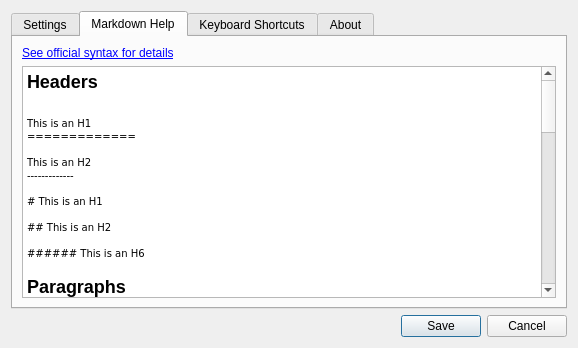
Old version of the form Motome/Views/SettingsDialog.ui in the repository akehrer/Motome.
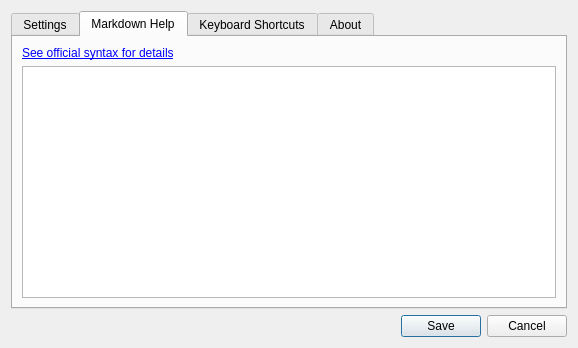
New version of the form. The open tabs and pages were chosen to show the change. Icons and pictures are not drawn.

Commit message: Saving happens through NoteModel now Using HTML abilities of TextBrowser to show links in the editor Switched from tab view to stacked view for editor/preview/diff Added logging Embedded the Computer Modern fonts

```diff
--- a/Motome/Views/SettingsDialog.ui
+++ b/Motome/Views/SettingsDialog.ui
@@ -137,59 +137,6 @@
          <property name="readOnly">
           <bool>true</bool>
          </property>
-         <property name="html">
-          <string>&lt;!DOCTYPE HTML PUBLIC &quot;-//W3C//DTD HTML 4.0//EN&quot; &quot;http://www.w3.org/TR/REC-html40/strict.dtd&quot;&gt;
-&lt;html&gt;&lt;head&gt;&lt;meta name=&quot;qrichtext&quot; content=&quot;1&quot; /&gt;&lt;title&gt;Markdown Help&lt;/title&gt;&lt;style type=&quot;text/css&quot;&gt;
-p, li { white-space: pre-wrap; }
-&lt;/style&gt;&lt;/head&gt;&lt;body style=&quot; font-family:'MS Shell Dlg 2'; font-size:7.8pt; font-weight:400; font-style:normal;&quot;&gt;
-&lt;p style=&quot; margin-top:16px; margin-bottom:12px; margin-left:0px; margin-right:0px; -qt-block-indent:0; text-indent:0px;&quot;&gt;&lt;span style=&quot; font-size:x-large; font-weight:600;&quot;&gt;Headers&lt;/span&gt; &lt;/p&gt;
-&lt;pre style=&quot;-qt-paragraph-type:empty; margin-top:12px; margin-bottom:0px; margin-left:0px; margin-right:0px; -qt-block-indent:0; text-indent:0px; font-family:'Courier New,courier';&quot;&gt;&lt;br /&gt;&lt;/pre&gt;
-&lt;pre style=&quot; margin-top:0px; margin-bottom:0px; margin-left:0px; margin-right:0px; -qt-block-indent:0; text-indent:0px;&quot;&gt;&lt;span style=&quot; font-family:'Courier New,courier';&quot;&gt;This is an H1&lt;/span&gt;&lt;/pre&gt;
-&lt;pre style=&quot; margin-top:0px; margin-bottom:0px; margin-left:0px; margin-right:0px; -qt-block-indent:0; text-indent:0px;&quot;&gt;&lt;span style=&quot; font-family:'Courier New,courier';&quot;&gt;=============&lt;/span&gt;&lt;/pre&gt;
-&lt;pre style=&quot;-qt-paragraph-type:empty; margin-top:0px; margin-bottom:0px; margin-left:0px; margin-right:0px; -qt-block-indent:0; text-indent:0px; font-family:'Courier New,courier';&quot;&gt;&lt;br /&gt;&lt;/pre&gt;
-&lt;pre style=&quot; margin-top:0px; margin-bottom:0px; margin-left:0px; margin-right:0px; -qt-block-indent:0; text-indent:0px;&quot;&gt;&lt;span style=&quot; font-family:'Courier New,courier';&quot;&gt;This is an H2&lt;/span&gt;&lt;/pre&gt;
-&lt;pre style=&quot; margin-top:0px; margin-bottom:0px; margin-left:0px; margin-right:0px; -qt-block-indent:0; text-indent:0px;&quot;&gt;&lt;span style=&quot; font-family:'Courier New,courier';&quot;&gt;-------------&lt;/span&gt;&lt;/pre&gt;
-&lt;pre style=&quot;-qt-paragraph-type:empty; margin-top:0px; margin-bottom:0px; margin-left:0px; margin-right:0px; -qt-block-indent:0; text-indent:0px; font-family:'Courier New,courier';&quot;&gt;&lt;br /&gt;&lt;/pre&gt;
-&lt;pre style=&quot; margin-top:0px; margin-bottom:0px; margin-left:0px; margin-right:0px; -qt-block-indent:0; text-indent:0px;&quot;&gt;&lt;span style=&quot; font-family:'Courier New,courier';&quot;&gt;# This is an H1&lt;/span&gt;&lt;/pre&gt;
-&lt;pre style=&quot;-qt-paragraph-type:empty; margin-top:0px; margin-bottom:0px; margin-left:0px; margin-right:0px; -qt-block-indent:0; text-indent:0px; font-family:'Courier New,courier';&quot;&gt;&lt;br /&gt;&lt;/pre&gt;
-&lt;pre style=&quot; margin-top:0px; margin-bottom:0px; margin-left:0px; margin-right:0px; -qt-block-indent:0; text-indent:0px;&quot;&gt;&lt;span style=&quot; font-family:'Courier New,courier';&quot;&gt;## This is an H2&lt;/span&gt;&lt;/pre&gt;
-&lt;pre style=&quot;-qt-paragraph-type:empty; margin-top:0px; margin-bottom:0px; margin-left:0px; margin-right:0px; -qt-block-indent:0; text-indent:0px; font-family:'Courier New,courier';&quot;&gt;&lt;br /&gt;&lt;/pre&gt;
-&lt;pre style=&quot; margin-top:0px; margin-bottom:12px; margin-left:0px; margin-right:0px; -qt-block-indent:0; text-indent:0px;&quot;&gt;&lt;span style=&quot; font-family:'Courier New,courier';&quot;&gt;###### This is an H6&lt;/span&gt; &lt;/pre&gt;
-&lt;p style=&quot; margin-top:16px; margin-bottom:12px; margin-left:0px; margin-right:0px; -qt-block-indent:0; text-indent:0px;&quot;&gt;&lt;span style=&quot; font-size:x-large; font-weight:600;&quot;&gt;Paragraphs&lt;/span&gt; &lt;/p&gt;
-&lt;p style=&quot; margin-top:12px; margin-bottom:12px; margin-left:0px; margin-right:0px; -qt-block-indent:0; text-indent:0px;&quot;&gt;A paragraph is simply one or more consecutive lines of text, separated by one or more blank lines. &lt;/p&gt;
-&lt;p style=&quot; margin-top:16px; margin-bottom:12px; margin-left:0px; margin-right:0px; -qt-block-indent:0; text-indent:0px;&quot;&gt;&lt;span style=&quot; font-size:x-large; font-weight:600;&quot;&gt;Emphasis&lt;/span&gt; &lt;/p&gt;
-&lt;p style=&quot; margin-top:12px; margin-bottom:12px; margin-left:0px; margin-right:0px; -qt-block-indent:0; text-indent:0px;&quot;&gt;&lt;span style=&quot; font-size:medium; font-weight:600;&quot;&gt;Italics&lt;/span&gt; &lt;/p&gt;
-&lt;pre style=&quot;-qt-paragraph-type:empty; margin-top:12px; margin-bottom:0px; margin-left:0px; margin-right:0px; -qt-block-indent:0; text-indent:0px; font-family:'Courier New,courier';&quot;&gt;&lt;br /&gt;&lt;/pre&gt;
-&lt;pre style=&quot; margin-top:0px; margin-bottom:0px; margin-left:0px; margin-right:0px; -qt-block-indent:0; text-indent:0px;&quot;&gt;&lt;span style=&quot; font-family:'Courier New,courier';&quot;&gt;*single asterisks*&lt;/span&gt;&lt;/pre&gt;
-&lt;pre style=&quot;-qt-paragraph-type:empty; margin-top:0px; margin-bottom:0px; margin-left:0px; margin-right:0px; -qt-block-indent:0; text-indent:0px; font-family:'Courier New,courier';&quot;&gt;&lt;br /&gt;&lt;/pre&gt;
-&lt;pre style=&quot; margin-top:0px; margin-bottom:12px; margin-left:0px; margin-right:0px; -qt-block-indent:0; text-indent:0px;&quot;&gt;&lt;span style=&quot; font-family:'Courier New,courier';&quot;&gt;_single underscores_&lt;/span&gt; &lt;/pre&gt;
-&lt;p style=&quot; margin-top:12px; margin-bottom:12px; margin-left:0px; margin-right:0px; -qt-block-indent:0; text-indent:0px;&quot;&gt;&lt;span style=&quot; font-size:medium; font-weight:600;&quot;&gt;Bold&lt;/span&gt; &lt;/p&gt;
-&lt;pre style=&quot;-qt-paragraph-type:empty; margin-top:12px; margin-bottom:0px; margin-left:0px; margin-right:0px; -qt-block-indent:0; text-indent:0px; font-family:'Courier New,courier';&quot;&gt;&lt;br /&gt;&lt;/pre&gt;
-&lt;pre style=&quot; margin-top:0px; margin-bottom:0px; margin-left:0px; margin-right:0px; -qt-block-indent:0; text-indent:0px;&quot;&gt;&lt;span style=&quot; font-family:'Courier New,courier';&quot;&gt;**double asterisks**&lt;/span&gt;&lt;/pre&gt;
-&lt;pre style=&quot;-qt-paragraph-type:empty; margin-top:0px; margin-bottom:0px; margin-left:0px; margin-right:0px; -qt-block-indent:0; text-indent:0px; font-family:'Courier New,courier';&quot;&gt;&lt;br /&gt;&lt;/pre&gt;
-&lt;pre style=&quot; margin-top:0px; margin-bottom:12px; margin-left:0px; margin-right:0px; -qt-block-indent:0; text-indent:0px;&quot;&gt;&lt;span style=&quot; font-family:'Courier New,courier';&quot;&gt;__double underscores__&lt;/span&gt; &lt;/pre&gt;
-&lt;p style=&quot; margin-top:16px; margin-bottom:12px; margin-left:0px; margin-right:0px; -qt-block-indent:0; text-indent:0px;&quot;&gt;&lt;span style=&quot; font-size:x-large; font-weight:600;&quot;&gt;Links&lt;/span&gt; &lt;/p&gt;
-&lt;pre style=&quot;-qt-paragraph-type:empty; margin-top:12px; margin-bottom:0px; margin-left:0px; margin-right:0px; -qt-block-indent:0; text-indent:0px; font-family:'Courier New,courier';&quot;&gt;&lt;br /&gt;&lt;/pre&gt;
-&lt;pre style=&quot; margin-top:0px; margin-bottom:0px; margin-left:0px; margin-right:0px; -qt-block-indent:0; text-indent:0px;&quot;&gt;&lt;span style=&quot; font-family:'Courier New,courier';&quot;&gt;This is [an example](http://example.com/ &amp;quot;Title&amp;quot;) inline link.&lt;/span&gt;&lt;/pre&gt;
-&lt;pre style=&quot;-qt-paragraph-type:empty; margin-top:0px; margin-bottom:0px; margin-left:0px; margin-right:0px; -qt-block-indent:0; text-indent:0px; font-family:'Courier New,courier';&quot;&gt;&lt;br /&gt;&lt;/pre&gt;
-&lt;pre style=&quot; margin-top:0px; margin-bottom:12px; margin-left:0px; margin-right:0px; -qt-block-indent:0; text-indent:0px;&quot;&gt;&lt;span style=&quot; font-family:'Courier New,courier';&quot;&gt;[This link](http://example.net/) has no title attribute.&lt;/span&gt; &lt;/pre&gt;
-&lt;p style=&quot; margin-top:16px; margin-bottom:12px; margin-left:0px; margin-right:0px; -qt-block-indent:0; text-indent:0px;&quot;&gt;&lt;span style=&quot; font-size:x-large; font-weight:600;&quot;&gt;Lists&lt;/span&gt; &lt;/p&gt;
-&lt;p style=&quot; margin-top:12px; margin-bottom:12px; margin-left:0px; margin-right:0px; -qt-block-indent:0; text-indent:0px;&quot;&gt;&lt;span style=&quot; font-size:medium; font-weight:600;&quot;&gt;Bullet&lt;/span&gt; &lt;/p&gt;
-&lt;pre style=&quot;-qt-paragraph-type:empty; margin-top:12px; margin-bottom:0px; margin-left:0px; margin-right:0px; -qt-block-indent:0; text-indent:0px; font-family:'Courier New,courier';&quot;&gt;&lt;br /&gt;&lt;/pre&gt;
-&lt;pre style=&quot; margin-top:0px; margin-bottom:0px; margin-left:0px; margin-right:0px; -qt-block-indent:0; text-indent:0px;&quot;&gt;&lt;span style=&quot; font-family:'Courier New,courier';&quot;&gt;*   Red&lt;/span&gt;&lt;/pre&gt;
-&lt;pre style=&quot; margin-top:0px; margin-bottom:0px; margin-left:0px; margin-right:0px; -qt-block-indent:0; text-indent:0px;&quot;&gt;&lt;span style=&quot; font-family:'Courier New,courier';&quot;&gt;*   Green&lt;/span&gt;&lt;/pre&gt;
-&lt;pre style=&quot; margin-top:0px; margin-bottom:12px; margin-left:0px; margin-right:0px; -qt-block-indent:0; text-indent:0px;&quot;&gt;&lt;span style=&quot; font-family:'Courier New,courier';&quot;&gt;*   Blue&lt;/span&gt; &lt;/pre&gt;
-&lt;p style=&quot; margin-top:12px; margin-bottom:12px; margin-left:0px; margin-right:0px; -qt-block-indent:0; text-indent:0px;&quot;&gt;&lt;span style=&quot; font-size:medium; font-weight:600;&quot;&gt;Numbered&lt;/span&gt; &lt;/p&gt;
-&lt;pre style=&quot;-qt-paragraph-type:empty; margin-top:12px; margin-bottom:0px; margin-left:0px; margin-right:0px; -qt-block-indent:0; text-indent:0px; font-family:'Courier New,courier';&quot;&gt;&lt;br /&gt;&lt;/pre&gt;
-&lt;pre style=&quot; margin-top:0px; margin-bottom:0px; margin-left:0px; margin-right:0px; -qt-block-indent:0; text-indent:0px;&quot;&gt;&lt;span style=&quot; font-family:'Courier New,courier';&quot;&gt;1.  Bird&lt;/span&gt;&lt;/pre&gt;
-&lt;pre style=&quot; margin-top:0px; margin-bottom:0px; margin-left:0px; margin-right:0px; -qt-block-indent:0; text-indent:0px;&quot;&gt;&lt;span style=&quot; font-family:'Courier New,courier';&quot;&gt;2.  McHale&lt;/span&gt;&lt;/pre&gt;
-&lt;pre style=&quot; margin-top:0px; margin-bottom:12px; margin-left:0px; margin-right:0px; -qt-block-indent:0; text-indent:0px;&quot;&gt;&lt;span style=&quot; font-family:'Courier New,courier';&quot;&gt;3.  Parish&lt;/span&gt; &lt;/pre&gt;
-&lt;p style=&quot; margin-top:16px; margin-bottom:12px; margin-left:0px; margin-right:0px; -qt-block-indent:0; text-indent:0px;&quot;&gt;&lt;span style=&quot; font-size:x-large; font-weight:600;&quot;&gt;Images&lt;/span&gt; &lt;/p&gt;
-&lt;pre style=&quot;-qt-paragraph-type:empty; margin-top:12px; margin-bottom:0px; margin-left:0px; margin-right:0px; -qt-block-indent:0; text-indent:0px; font-family:'Courier New,courier';&quot;&gt;&lt;br /&gt;&lt;/pre&gt;
-&lt;pre style=&quot; margin-top:0px; margin-bottom:0px; margin-left:0px; margin-right:0px; -qt-block-indent:0; text-indent:0px;&quot;&gt;&lt;span style=&quot; font-family:'Courier New,courier';&quot;&gt;![Alt text](/path/to/img.jpg)&lt;/span&gt;&lt;/pre&gt;
-&lt;pre style=&quot;-qt-paragraph-type:empty; margin-top:0px; margin-bottom:0px; margin-left:0px; margin-right:0px; -qt-block-indent:0; text-indent:0px; font-family:'Courier New,courier';&quot;&gt;&lt;br /&gt;&lt;/pre&gt;
-&lt;pre style=&quot; margin-top:0px; margin-bottom:12px; margin-left:0px; margin-right:0px; -qt-block-indent:0; text-indent:0px;&quot;&gt;&lt;span style=&quot; font-family:'Courier New,courier';&quot;&gt;![Alt text](/path/to/img.jpg &amp;quot;Optional title&amp;quot;)&lt;/span&gt; &lt;/pre&gt;&lt;/body&gt;&lt;/html&gt;</string>
-         </property>
          <property name="acceptRichText">
           <bool>false</bool>
          </property>
```
Left out of the diff: 53 changed lines with no effect on the pictures. The commit also changes 45 other files.
